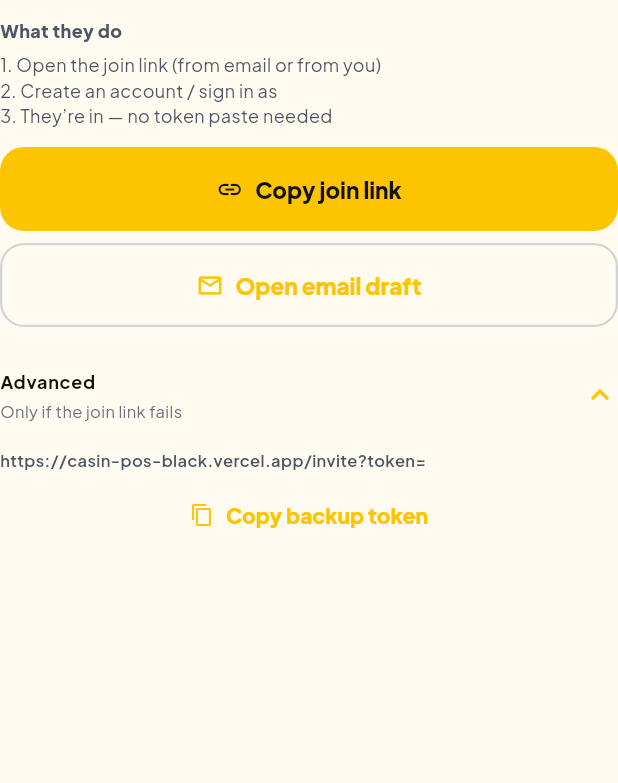
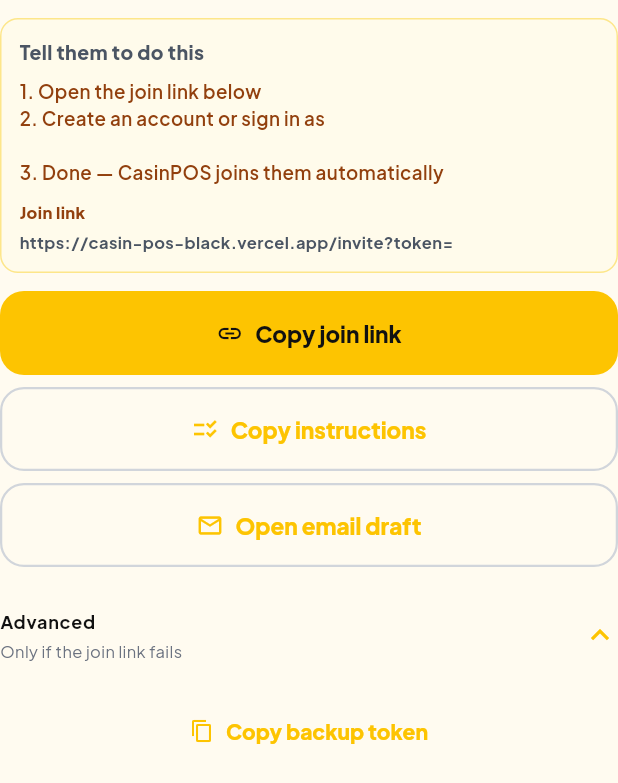
Before and after one commit to CasinWorks/CasinPOS, a Flutter app: the InviteShareActions widget shown alone on an empty page, opened directly with empty values, after a tap on "Advanced", on a phone screen of 412 x 824 dp. Shown: the top 783 px of the screen. Run offline on Flutter 3.47's test engine with Material 3 defaults, Android fonts, the phone set to English and light mode, and no system bars; our stand-ins replace connectivity_plus, fl_chart, flutter_riverpod, go_router, google_fonts, image_picker and 5 more; missing offline and left inert: mobile_scanner; accounts and stored records are empty.

Commit message:
Show clear invitee steps on the Share join link dialog.
Make the join link and how-to visible in-app, with Copy instructions for chatting the same steps.

Co-authored-by: Cursor <cursoragent@cursor.com>

```diff
--- a/app/lib/core/invite/invite_share_actions.dart
+++ b/app/lib/core/invite/invite_share_actions.dart
@@ -26,10 +26,20 @@ class InviteShareActions extends StatelessWidget {
   final bool? emailed;
   final String? emailNote;
 
+  String get _link => AppUrl.inviteLink(token);
+
+  String get _instructionsText {
+    final store = (storeName == null || storeName!.trim().isEmpty)
+        ? 'the store'
+        : storeName!.trim();
+    return 'Join $store on CasinPOS\n\n'
+        '1. Open this link:\n$_link\n\n'
+        '2. Create an account or sign in using exactly:\n$email\n\n'
+        '3. You’re in — no token paste needed.\n';
+  }
+
   @override
   Widget build(BuildContext context) {
-    final link = AppUrl.inviteLink(token);
-
     return Column(
       crossAxisAlignment: CrossAxisAlignment.stretch,
       children: [
@@ -48,27 +58,74 @@ class InviteShareActions extends StatelessWidget {
             style: const TextStyle(color: AppColors.slate600, fontSize: 13),
           ),
         const SizedBox(height: AppSpacing.md),
-        const Text(
-          'What they do',
-          style: TextStyle(fontWeight: FontWeight.w800, fontSize: 12),
-        ),
-        const SizedBox(height: 6),
-        Text(
-          '1. Open the join link (from email or from you)\n'
-          '2. Create an account / sign in as $email\n'
-          '3. They’re in — no token paste needed',
-          style: const TextStyle(fontSize: 12, height: 1.4, color: AppColors.slate600),
+        Container(
+          padding: const EdgeInsets.all(12),
+          decoration: BoxDecoration(
+            color: const Color(0xFFFFFBEB),
+            borderRadius: BorderRadius.circular(12),
+            border: Border.all(color: const Color(0xFFFDE68A)),
+          ),
+          child: Column(
+            crossAxisAlignment: CrossAxisAlignment.start,
+            children: [
+              const Text(
+                'Tell them to do this',
+                style: TextStyle(fontWeight: FontWeight.w900, fontSize: 13),
+              ),
+              const SizedBox(height: 8),
+              Text(
+                '1. Open the join link below\n'
+                '2. Create an account or sign in as\n   $email\n'
+                '3. Done — CasinPOS joins them automatically',
+                style: const TextStyle(
+                  fontSize: 12.5,
+                  height: 1.45,
+                  color: Color(0xFF92400E),
+                  fontWeight: FontWeight.w600,
+                ),
+              ),
+              const SizedBox(height: 10),
+              const Text(
+                'Join link',
+                style: TextStyle(
+                  fontSize: 11,
+                  fontWeight: FontWeight.w800,
+                  color: Color(0xFF92400E),
+                ),
+              ),
+              const SizedBox(height: 4),
+              SelectableText(
+                _link,
+                style: const TextStyle(
+                  fontSize: 11,
+                  fontWeight: FontWeight.w700,
+                  height: 1.35,
+                ),
+              ),
+            ],
+          ),
         ),
         const SizedBox(height: AppSpacing.md),
         FilledButton.icon(
           onPressed: () async {
-            await Clipboard.setData(ClipboardData(text: link));
+            await Clipboard.setData(ClipboardData(text: _link));
             if (context.mounted) {
               showAppMessage(context, 'Join link copied');
             }
           },
           icon: const Icon(Icons.link, size: 18),
           label: const Text('Copy join link'),
+        ),
+        const SizedBox(height: AppSpacing.sm),
+        OutlinedButton.icon(
+          onPressed: () async {
+            await Clipboard.setData(ClipboardData(text: _instructionsText));
+            if (context.mounted) {
+              showAppMessage(context, 'Instructions + link copied');
+            }
+          },
+          icon: const Icon(Icons.checklist_rtl, size: 18),
+          label: const Text('Copy instructions'),
         ),
         const SizedBox(height: AppSpacing.sm),
         OutlinedButton.icon(
@@ -107,13 +164,6 @@ class InviteShareActions extends StatelessWidget {
               style: TextStyle(fontSize: 11, color: AppColors.slate500),
             ),
             children: [
-              Align(
-                alignment: Alignment.centerLeft,
-                child: SelectableText(
-                  link,
-                  style: const TextStyle(fontWeight: FontWeight.w600, fontSize: 11),
-                ),
-              ),
               TextButton.icon(
                 onPressed: () async {
                   await Clipboard.setData(ClipboardData(text: token));
```
